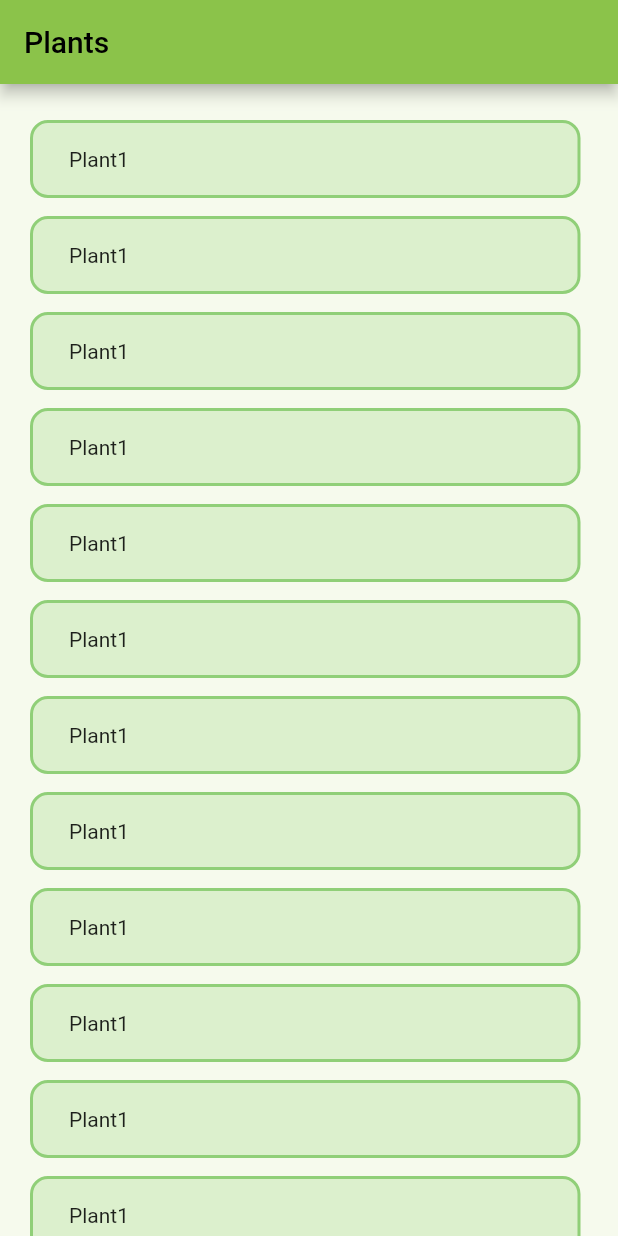
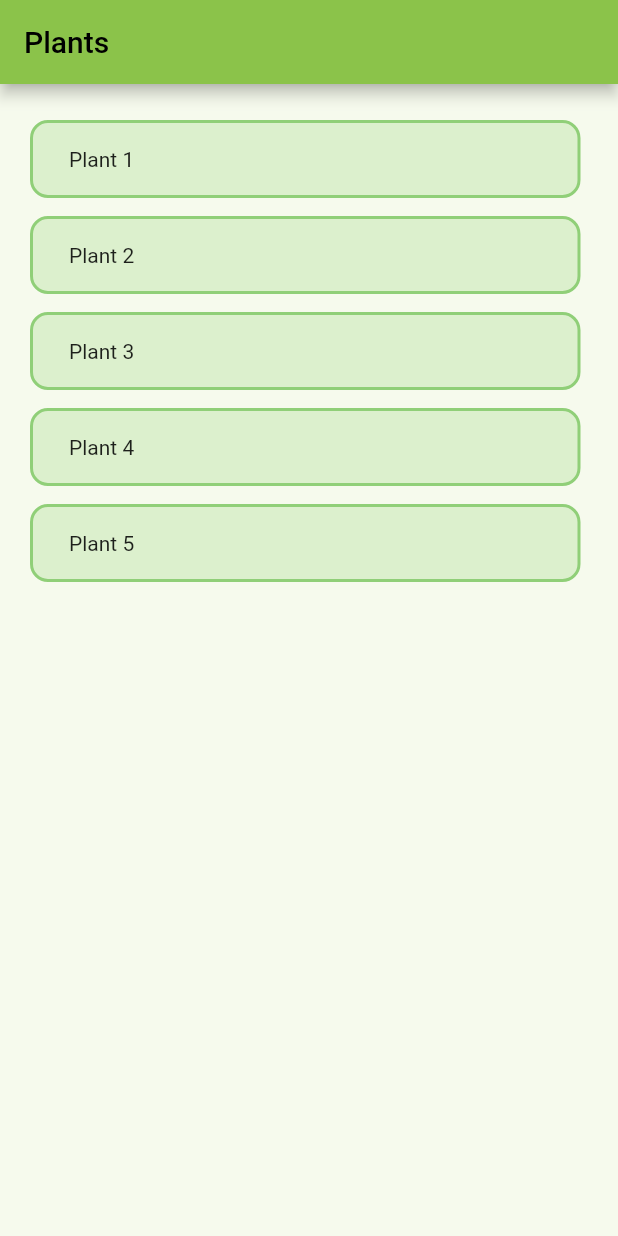
Before and after one commit to t3ss-acode/plant-app-v2, a Flutter app: the screen it shows after launch, on a phone screen of 412 x 824 dp. Run offline on Flutter 3.47's test engine with Material 2 defaults, Android fonts, the phone set to English and light mode, and no system bars.

Commit message:
Mock plant entries

```diff
--- /dev/null
+++ b/lib/entities/plant_entry.dart
@@ -0,0 +1,18 @@
+import 'package:uuid/uuid.dart';
+import 'package:water_plant/entities/reminder_time.dart';
+
+class PlantEntry {
+  Uuid id;
+  DateTime created;
+  String name;
+  ReminderTime wateringTime;
+
+  // nutrients, more?
+
+  PlantEntry(
+    this.id,
+    this.created,
+    this.name,
+    this.wateringTime,
+  );
+}
--- /dev/null
+++ b/lib/entities/reminder_time.dart
@@ -0,0 +1,15 @@
+import 'package:flutter/material.dart';
+
+class ReminderTime {
+  DateTime startDate;
+  DateTime lastReminder;
+  int daysBetweenReminders;
+  TimeOfDay timeOfDay;
+
+  ReminderTime(
+    this.startDate,
+    this.lastReminder,
+    this.daysBetweenReminders,
+    this.timeOfDay,
+  );
+}
--- a/lib/screens/plants_list.dart
+++ b/lib/screens/plants_list.dart
@@ -1,4 +1,6 @@
 import 'package:flutter/material.dart';
+import 'package:water_plant/entities/plant_entry.dart';
+import 'package:water_plant/services/plant_service.dart';
 import 'package:water_plant/widgets/generic_list/generic_list.dart';
 import 'package:water_plant/widgets/generic_list/generic_list_item.dart';
 import 'package:water_plant/widgets/scaffold_with_app_bar.dart';
@@ -15,30 +17,34 @@ class _PlantsListScreen extends State<PlantsListScreen> {
   Widget build(BuildContext context) {
     return ScaffoldWithAppBar(
       title: 'Plants',
-      body: GenericList(
-        includeTopPadding: true,
-        includeBottomPadding: true,
-        listItems: _getPlants(),
+      body: FutureBuilder(
+        future: PlantService().getPlantEntries(),
+        builder: (BuildContext context, AsyncSnapshot snapshot) {
+          if (!snapshot.hasData) {
+            return const Center(
+              child: Text('Loading...'),
+            );
+          } else if (snapshot.hasError) {
+            return const Center(
+              child: Text('Error'),
+            );
+          } else {
+            List<PlantEntry> plants = snapshot.data;
+            return GenericList(
+              includeTopPadding: true,
+              includeBottomPadding: true,
+              listItems: _toListItems(plants),
+            );
+          }
+        },
       ),
     );
   }
 
-  List<GenericListItem> _getPlants() {
-    List<GenericListItem> plants = [];
-    plants.add(GenericListItem('Plant1'));
-    plants.add(GenericListItem('Plant1'));
-    plants.add(GenericListItem('Plant1'));
-    plants.add(GenericListItem('Plant1'));
-    plants.add(GenericListItem('Plant1'));
-    plants.add(GenericListItem('Plant1'));
-    plants.add(GenericListItem('Plant1'));
-    plants.add(GenericListItem('Plant1'));
-    plants.add(GenericListItem('Plant1'));
-    plants.add(GenericListItem('Plant1'));
-    plants.add(GenericListItem('Plant1'));
-    plants.add(GenericListItem('Plant1'));
-    plants.add(GenericListItem('Plant1'));
-    plants.add(GenericListItem('Plant1'));
-    return plants;
+  _toListItems(List<PlantEntry> plants) {
+    List<GenericListItem> listItems = [];
+    listItems = plants.map((plant) => GenericListItem(plant.name)).toList();
+
+    return listItems;
   }
 }
--- /dev/null
+++ b/lib/services/plant_service.dart
@@ -0,0 +1,40 @@
+import 'package:flutter/material.dart';
+import 'package:uuid/uuid.dart';
+import 'package:water_plant/entities/plant_entry.dart';
+import 'package:water_plant/entities/reminder_time.dart';
+
+class PlantService {
+  Future<List<PlantEntry>> getPlantEntries() {
+    List<PlantEntry> plants = [];
+    plants.add(_createDummyPlant(name: 'Plant 1'));
+    plants.add(_createDummyPlant(name: 'Plant 2'));
+    plants.add(_createDummyPlant(name: 'Plant 3'));
+    plants.add(_createDummyPlant(name: 'Plant 4'));
+    plants.add(_createDummyPlant(name: 'Plant 5'));
+
+    return Future.value(plants);
+  }
+
+  _createDummyPlant({
+    DateTime? created,
+    String? name,
+    DateTime? reminderStartDate,
+    DateTime? lastReminder,
+    int? daysBetweenReminders,
+    TimeOfDay? reminderTimeOfDay,
+  }) {
+    PlantEntry plant = PlantEntry(
+      const Uuid(),
+      created ?? DateTime.parse('2023-04-28 21:45:01'),
+      name ?? 'Plant name',
+      ReminderTime(
+        reminderStartDate ?? DateTime.parse('2023-04-28 21:45:01'),
+        lastReminder ?? DateTime.parse('2023-04-28 21:45:01'),
+        daysBetweenReminders ?? 3,
+        reminderTimeOfDay ?? TimeOfDay(hour: 12, minute: 00),
+      ),
+    );
+
+    return plant;
+  }
+}
--- a/pubspec.yaml
+++ b/pubspec.yaml
@@ -35,6 +35,7 @@ dependencies:
   # The following adds the Cupertino Icons font to your application.
   # Use with the CupertinoIcons class for iOS style icons.
   cupertino_icons: ^1.0.2
+  uuid: ^3.0.7
 
 dev_dependencies:
   flutter_test:
```
Also changed, not shown: pubspec.lock.
